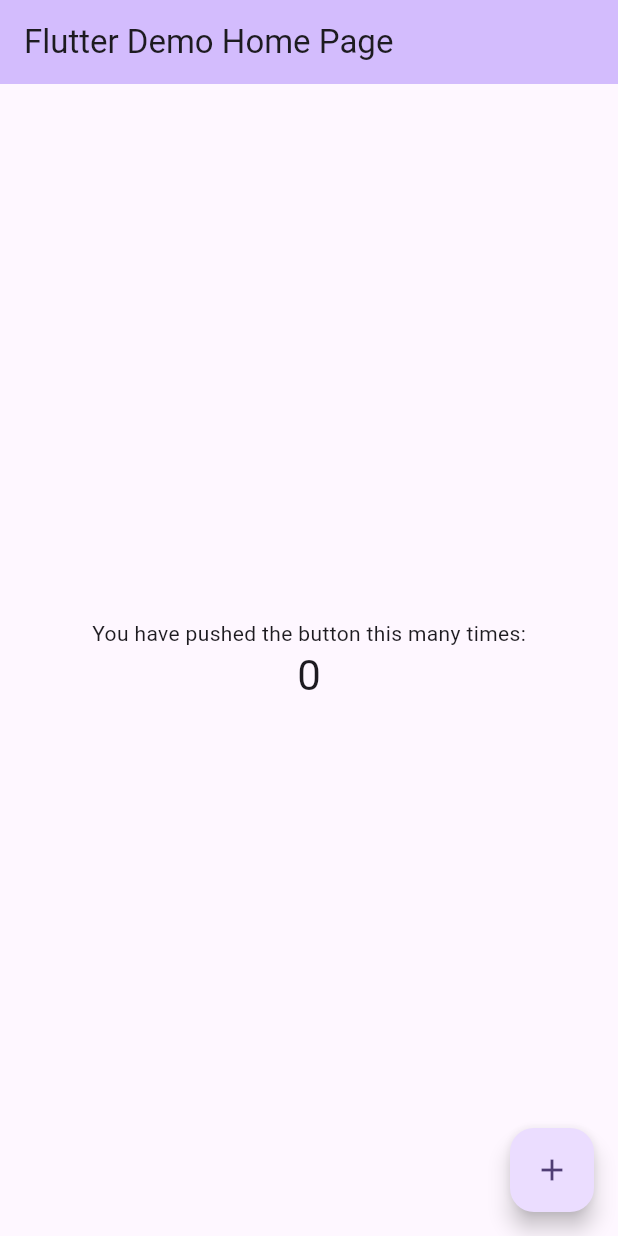
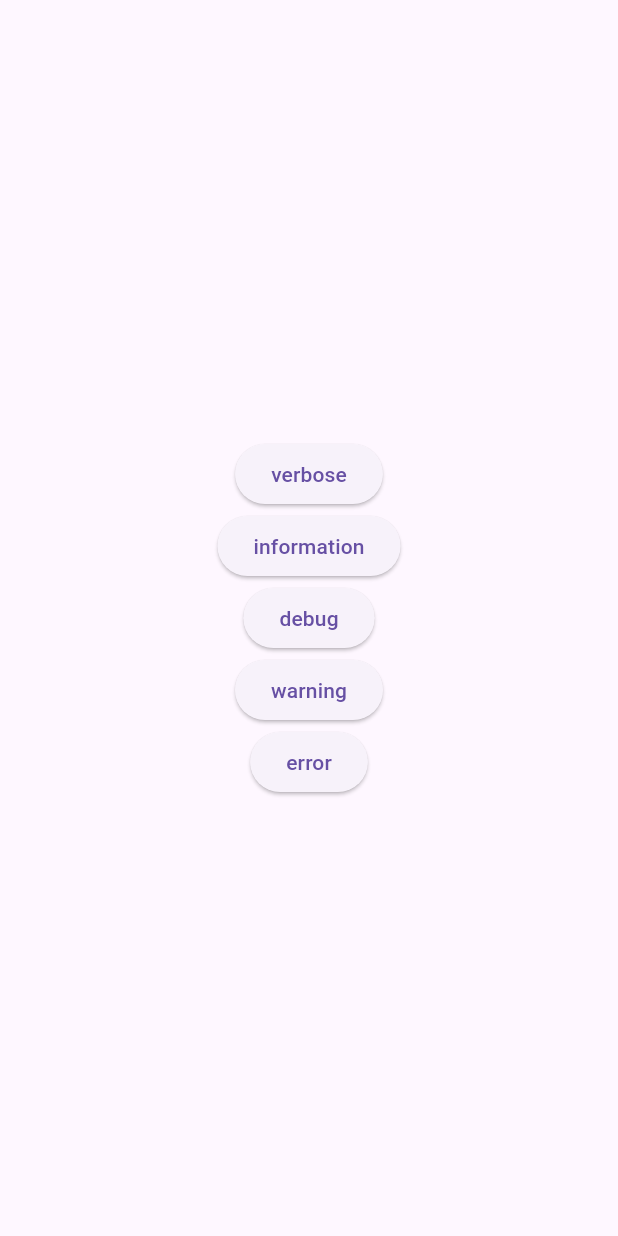
Before and after one commit to b3lon9/flutter_logcat, a Flutter app: the screen it shows after launch, on a phone screen of 412 x 824 dp. Run offline on Flutter 3.47's test engine with Material 3 defaults, Android fonts, the phone set to English and light mode, and no system bars.

Commit message:
struct Logcat

```diff
--- a/example/lib/main.dart
+++ b/example/lib/main.dart
@@ -1,125 +1,74 @@
 import 'package:flutter/material.dart';
+import 'package:flutter_logcat/flutter_logcat.dart';
 
 void main() {
-  runApp(const MyApp());
+  runApp(const MaterialApp(home: Scaffold(body: ExampleScreen())));
 }
 
-class MyApp extends StatelessWidget {
-  const MyApp({super.key});
+class ExampleScreen extends StatefulWidget {
+  const ExampleScreen({super.key});
 
-  // This widget is the root of your application.
   @override
-  Widget build(BuildContext context) {
-    return MaterialApp(
-      title: 'Flutter Demo',
-      theme: ThemeData(
-        // This is the theme of your application.
-        //
-        // TRY THIS: Try running your application with "flutter run". You'll see
-        // the application has a purple toolbar. Then, without quitting the app,
-        // try changing the seedColor in the colorScheme below to Colors.green
-        // and then invoke "hot reload" (save your changes or press the "hot
-        // reload" button in a Flutter-supported IDE, or press "r" if you used
-        // the command line to start the app).
-        //
-        // Notice that the counter didn't reset back to zero; the application
-        // state is not lost during the reload. To reset the state, use hot
-        // restart instead.
-        //
-        // This works for code too, not just values: Most code changes can be
-        // tested with just a hot reload.
-        colorScheme: ColorScheme.fromSeed(seedColor: Colors.deepPurple),
-        useMaterial3: true,
-      ),
-      home: const MyHomePage(title: 'Flutter Demo Home Page'),
-    );
-  }
+  State<ExampleScreen> createState() => _ExampleScreenState();
 }
 
-class MyHomePage extends StatefulWidget {
-  const MyHomePage({super.key, required this.title});
+/// [initState - output]
+/// I/flutter (18273): [_ExampleScreenState:20] initState.. verbose..
+/// I/flutter (18273): [_ExampleScreenState:21] initState.. information..
+/// I/flutter (18273): [_ExampleScreenState:22] initState.. debug..
+/// I/flutter (18273): [_ExampleScreenState:23] initState.. warning..
+/// I/flutter (18273): [_ExampleScreenState:24] initState.. error..
+class _ExampleScreenState extends State<ExampleScreen> {
+  @override
+  void initState() {
+    super.initState();
 
-  // This widget is the home page of your application. It is stateful, meaning
-  // that it has a State object (defined below) that contains fields that affect
-  // how it looks.
-
-  // This class is the configuration for the state. It holds the values (in this
-  // case the title) provided by the parent (in this case the App widget) and
-  // used by the build method of the State. Fields in a Widget subclass are
-  // always marked "final".
-
-  final String title;
-
-  @override
-  State<MyHomePage> createState() => _MyHomePageState();
-}
-
-class _MyHomePageState extends State<MyHomePage> {
-  int _counter = 0;
-
-  void _incrementCounter() {
-    setState(() {
-      // This call to setState tells the Flutter framework that something has
-      // changed in this State, which causes it to rerun the build method below
-      // so that the display can reflect the updated values. If we changed
-      // _counter without calling setState(), then the build method would not be
-      // called again, and so nothing would appear to happen.
-      _counter++;
-    });
+    Log.v("initState.. verbose..");
+    Log.i("initState.. information..");
+    Log.d("initState.. debug..");
+    Log.w("initState.. warning..");
+    Log.e("initState.. error..");
   }
 
   @override
   Widget build(BuildContext context) {
-    // This method is rerun every time setState is called, for instance as done
-    // by the _incrementCounter method above.
-    //
-    // The Flutter framework has been optimized to make rerunning build methods
-    // fast, so that you can just rebuild anything that needs updating rather
-    // than having to individually change instances of widgets.
-    return Scaffold(
-      appBar: AppBar(
-        // TRY THIS: Try changing the color here to a specific color (to
-        // Colors.amber, perhaps?) and trigger a hot reload to see the AppBar
-        // change color while the other colors stay the same.
-        backgroundColor: Theme.of(context).colorScheme.inversePrimary,
-        // Here we take the value from the MyHomePage object that was created by
-        // the App.build method, and use it to set our appbar title.
-        title: Text(widget.title),
+    Log.d("build.. ", path: true);
+    return Center(
+      child: Column(
+        mainAxisAlignment: MainAxisAlignment.center,
+        children: [
+          ElevatedButton(
+            onPressed: () {
+              Log.v("onPressed..", tag: "donguran", path: true);
+            },
+            child: const Text("verbose"),
+          ),
+          ElevatedButton(
+            onPressed: () {
+              Log.i("onPressed..", tag: "donguran", path: true);
+            },
+            child: const Text("information"),
+          ),
+          ElevatedButton(
+            onPressed: () {
+              Log.d("onPressed..", tag: "donguran", path: true);
+            },
+            child: const Text("debug"),
+          ),
+          ElevatedButton(
+            onPressed: () {
+              Log.w("onPressed..", tag: "donguran", path: true);
+            },
+            child: const Text("warning"),
+          ),
+          ElevatedButton(
+            onPressed: () {
+              Log.e("onPressed..", tag: "donguran", path: true);
+            },
+            child: const Text("error"),
+          ),
+        ],
       ),
-      body: Center(
-        // Center is a layout widget. It takes a single child and positions it
-        // in the middle of the parent.
-        child: Column(
-          // Column is also a layout widget. It takes a list of children and
-          // arranges them vertically. By default, it sizes itself to fit its
-          // children horizontally, and tries to be as tall as its parent.
-          //
-          // Column has various properties to control how it sizes itself and
-          // how it positions its children. Here we use mainAxisAlignment to
-          // center the children vertically; the main axis here is the vertical
-          // axis because Columns are vertical (the cross axis would be
-          // horizontal).
-          //
-          // TRY THIS: Invoke "debug painting" (choose the "Toggle Debug Paint"
-          // action in the IDE, or press "p" in the console), to see the
-          // wireframe for each widget.
-          mainAxisAlignment: MainAxisAlignment.center,
-          children: <Widget>[
-            const Text(
-              'You have pushed the button this many times:',
-            ),
-            Text(
-              '$_counter',
-              style: Theme.of(context).textTheme.headlineMedium,
-            ),
-          ],
-        ),
-      ),
-      floatingActionButton: FloatingActionButton(
-        onPressed: _incrementCounter,
-        tooltip: 'Increment',
-        child: const Icon(Icons.add),
-      ), // This trailing comma makes auto-formatting nicer for build methods.
     );
   }
 }
--- /dev/null
+++ b/lib/log/log.dart
@@ -0,0 +1,27 @@
+import 'package:flutter/material.dart';
+
+import 'package:flutter_logcat/log/log_extension.dart';
+import 'package:flutter_logcat/log/log_type.dart';
+
+class Log {
+  /// [v] : verbose
+  /// V (Verbose): Lowest priority level used for debugging purposes,
+  /// providing the most extensive amount of logs.
+  static void v(String message, {String tag = "", bool path = false}) => debugPrint(LogExtension.convert(tag: tag, message: message, logType: LogType.verbose, path: path));
+
+  /// [i] : information
+  /// Informational logs indicating the app's execution state.
+  static void i(String message, {String tag = "", bool path = false}) => debugPrint(LogExtension.convert(tag: tag, message: message, logType: LogType.information, path: path));
+
+  /// [d] : debug
+  /// Debugging logs helpful during development, omitted from release builds.
+  static void d(String message, {String tag = "", bool path = false}) => debugPrint(LogExtension.convert(tag: tag, message: message, logType: LogType.debug, path: path));
+
+  /// [w] : warning
+  /// Warning logs signaling potential issues that may not impact the app's execution.
+  static void w(String message, {String tag = "", bool path = false}) => debugPrint(LogExtension.convert(tag: tag, message: message, logType: LogType.warning, path: path));
+
+  /// [e] : error
+  /// Error logs indicating errors that occurred during execution.
+  static void e(String message, {String tag = "", bool path = false}) => debugPrint(LogExtension.convert(tag: tag, message: message, logType: LogType.error, path: path));
+}
--- /dev/null
+++ b/lib/log/log_extension.dart
@@ -0,0 +1,67 @@
+import 'package:flutter_logcat/log/log.dart';
+import 'package:flutter_logcat/log/log_type.dart';
+
+extension LogExtension on Log {
+  /// catch location
+  ///
+  /// through StackTrace class.
+  /// return frame String type
+  static String _getFrame() {
+    try {
+      throw Exception();
+    } catch (e, stackTrace) {
+      final StackTrace trace = StackTrace.fromString(stackTrace.toString());
+      final String frame = trace.toString().split("\n")[3];
+      return frame;
+    }
+  }
+
+  /// user message receiver
+  /// and converting purpose Logcat implementation.
+  static String convert({
+    required String tag,
+    required String message,
+    required LogType logType,
+    required bool path
+  }) {
+    RegExp regExp = RegExp(_regExp);
+    Match? match = regExp.firstMatch(_getFrame());
+
+    if (match != null) {
+      final tagName = tag.isNotEmpty ? "($tag)" : "";
+      final className = match.group(1);
+      final filePath = path ? "(${match.group(2)})" : "";
+      final lineNumber = match.group(3);
+      return "${_ansiEscape(logType)}$tagName [$className$filePath:$lineNumber] $message$_endSequence";
+    } else {
+      return message;
+    }
+  }
+
+  /// ANSI ESCAPE SEQUENCE COLOR
+  ///
+  static String _ansiEscape(LogType logType) {
+    String escapeSequence = _endSequence;
+    switch (logType) {
+      case LogType.verbose:   escapeSequence = _verboseSequence;  break;
+      case LogType.information:   escapeSequence = _informationSequence;  break;
+      case LogType.debug:   escapeSequence = _debugSequence;  break;
+      case LogType.warning:   escapeSequence = _warningSequence;  break;
+      case LogType.error:   escapeSequence = _errorSequence;  break;
+    }
+
+    return escapeSequence;
+  }
+}
+
+// regexp
+@Deprecated("don't use this. StackTrace catch another.")
+const String _regBuildExp = r'(\w+)\.build.*package:([^:]+):(\d+):';
+const String _regExp = r'(\w+)\..*package:([^:]+):(\d+):';
+
+const String _endSequence = "\x1B[0m";
+const String _verboseSequence = "\x1B[97m";
+const String _informationSequence = "\x1B[92m";
+const String _debugSequence = "\x1B[94m";
+const String _warningSequence = "\x1B[93m";
+const String _errorSequence = "\x1B[91m";
--- /dev/null
+++ b/lib/log/log_type.dart
@@ -0,0 +1,7 @@
+enum LogType {
+  verbose,
+  information,
+  debug,
+  warning,
+  error
+}
```
Also changed, not shown: example/pubspec.yaml (+4 -7 lines), pubspec.yaml (+3 -44 lines).
